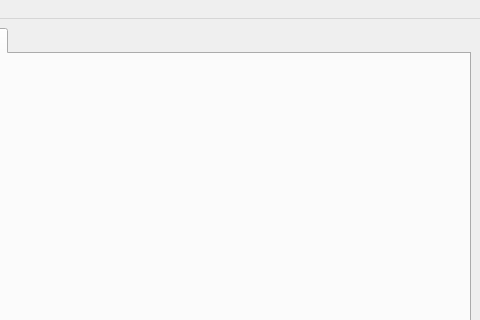
rene-d/pymecavideo, file src/pymecavideo.ui: the form before one commit; both pictures show x 340 to 820 and y 0 to 320 of the 820 by 608 pixel window.
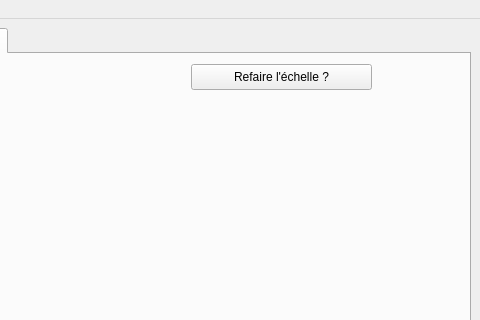
The form after the commit. The open tabs and pages were chosen to show the change.

What changed in the file:
```diff
--- a/src/pymecavideo.ui
+++ b/src/pymecavideo.ui
@@ -987,6 +987,19 @@
          <string>Copier les mesures dans le presse papier</string>
         </property>
        </widget>
+       <widget class="QPushButton" name="pushButton_nvl_echelle">
+        <property name="geometry">
+         <rect>
+          <x>520</x>
+          <y>10</y>
+          <width>181</width>
+          <height>26</height>
+         </rect>
+        </property>
+        <property name="text">
+         <string>Refaire l'échelle ?</string>
+        </property>
+       </widget>
       </widget>
      </widget>
     </item>
```
Left out of the diff: 2 changed lines with no effect on the pictures.
